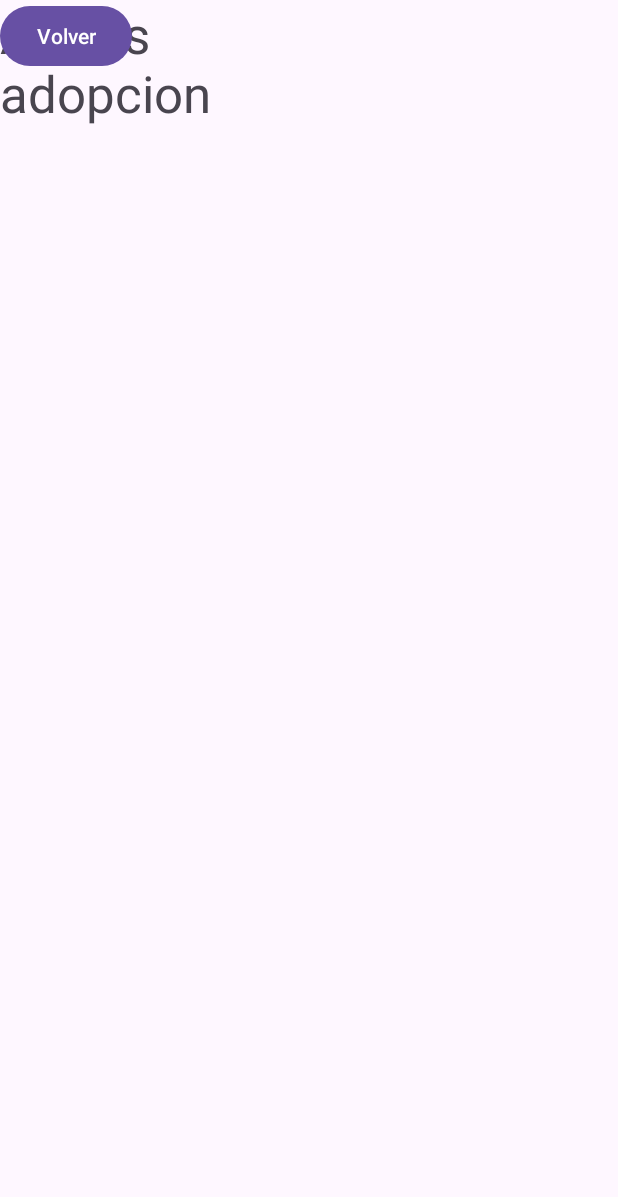
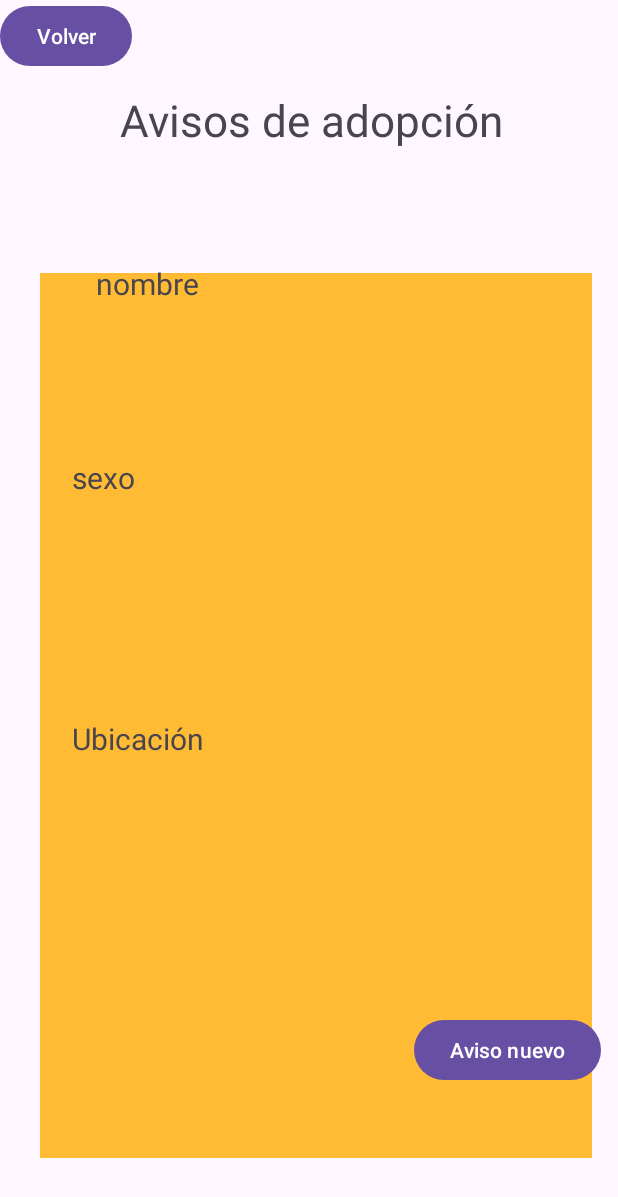
Before and after one commit to ElWnConLag/InstaPet, an Android app: the avisosAdopcion screen opened directly, with no data from a screen before it, on a phone screen of 412 x 824 dp. Shown: the top 1197 px of the screen. Run offline under Robolectric (Android 15) with nearby library versions, the phone set to English and light mode, and no system bars; our stand-ins replace Firebase (no records; nobody signed in at launch, a user with empty details on screens opened directly).

Commit message:
parte sesar

```diff
--- a/app/build.gradle.kts
+++ b/app/build.gradle.kts
@@ -51,4 +51,8 @@ dependencies {
     implementation("com.google.firebase:firebase-storage:20.2.1")
     implementation ("com.squareup.picasso:picasso:2.71828")
     implementation("com.google.firebase:firebase-database")
+    implementation("com.squareup.picasso:picasso:2.8")
+
+
+
 }
--- a/app/src/main/AndroidManifest.xml
+++ b/app/src/main/AndroidManifest.xml
@@ -1,6 +1,8 @@
 <?xml version="1.0" encoding="utf-8"?>
 <manifest xmlns:android="http://schemas.android.com/apk/res/android"
     xmlns:tools="http://schemas.android.com/tools">
+    <uses-permission android:name="android.permission.READ_EXTERNAL_STORAGE" />
+
 
     <application
         android:allowBackup="true"
@@ -12,6 +14,9 @@
         android:supportsRtl="true"
         android:theme="@style/Theme.InstaPet"
         tools:targetApi="31">
+        <activity
+            android:name=".agregarAviso"
+            android:exported="false" />
         <activity
             android:name=".Ajustes"
             android:exported="false" />
--- a/app/src/main/java/insta/pet/instapet/avisosAdopcion.java
+++ b/app/src/main/java/insta/pet/instapet/avisosAdopcion.java
@@ -1,14 +1,32 @@
 package insta.pet.instapet;
 
+import androidx.annotation.NonNull;
 import androidx.appcompat.app.AppCompatActivity;
 
 import android.content.Intent;
 import android.os.Bundle;
 import android.view.View;
 import android.widget.Button;
+import android.widget.TextView;
+
+import com.google.firebase.database.DataSnapshot;
+import com.google.firebase.database.DatabaseError;
+import com.google.firebase.database.DatabaseReference;
+import com.google.firebase.database.FirebaseDatabase;
+import com.google.firebase.database.ValueEventListener;
 
 public class avisosAdopcion extends AppCompatActivity {
+
+    private TextView editTextNombrePerro;
+
+    private TextView sexoPerro;
+
+    private TextView ubicacionPerro;
+
+    private DatabaseReference mDataBase;
     Button Volver;
+    Button agregarAvisoo;
+
 
     @Override
     protected void onCreate(Bundle savedInstanceState) {
@@ -16,6 +34,59 @@ public class avisosAdopcion extends AppCompatActivity {
         setContentView(R.layout.activity_avisos_adopcion);
 
         Volver = findViewById(R.id.volverAdopcion);
+        agregarAvisoo = findViewById(R.id.agregarAvisoo);
+        editTextNombrePerro = (TextView) findViewById(R.id.perroNombre);
+        sexoPerro = (TextView)findViewById(R.id.sexoPerroAviso);
+        ubicacionPerro = (TextView)findViewById(R.id.ubicacionPerro);
+        mDataBase = FirebaseDatabase.getInstance().getReference("DatosPerro");
+
+
+        mDataBase.child("nombrePerro").addValueEventListener(new ValueEventListener() {
+            @Override
+            public void onDataChange(@NonNull DataSnapshot dataSnapshot) {
+                if (dataSnapshot.exists()) {
+                    String nombre = dataSnapshot.getValue().toString();
+                    editTextNombrePerro.setText("El nombre es: " + nombre);
+                }
+            }
+
+            @Override
+            public void onCancelled(@NonNull DatabaseError error) {
+
+            }
+        });
+
+        mDataBase.child("sexo").addValueEventListener(new ValueEventListener() {
+            @Override
+            public void onDataChange(@NonNull DataSnapshot dataSnapshot) {
+                if (dataSnapshot.exists()) {
+                    String sexo = dataSnapshot.getValue().toString();
+                    sexoPerro.setText("El sexo es: " + sexo);
+                }
+            }
+
+            @Override
+            public void onCancelled(@NonNull DatabaseError error) {
+
+            }
+        });
+
+        mDataBase.child("ubicacion").addValueEventListener(new ValueEventListener() {
+            @Override
+            public void onDataChange(@NonNull DataSnapshot dataSnapshot) {
+                if (dataSnapshot.exists()) {
+                    String ubicacion = dataSnapshot.getValue().toString();
+                    ubicacionPerro.setText("Ubicacion: " + ubicacion);
+                }
+            }
+
+            @Override
+            public void onCancelled(@NonNull DatabaseError error) {
+
+            }
+        });
+
+
 
         Volver.setOnClickListener(new View.OnClickListener() {
             @Override
@@ -24,6 +95,18 @@ public class avisosAdopcion extends AppCompatActivity {
                 startActivity(intent);
             }
         });
+        agregarAvisoo.setOnClickListener(new View.OnClickListener() {
+            @Override
+            public void onClick(View v) {
+                Intent intent = new Intent(avisosAdopcion.this, agregarAviso.class);
+                startActivity(intent);
+                    }
+                }
+
+
+        );
 
     }
+
+
 }
--- a/app/src/main/res/layout/activity_avisos_adopcion.xml
+++ b/app/src/main/res/layout/activity_avisos_adopcion.xml
@@ -6,20 +6,89 @@
     android:layout_height="match_parent"
     tools:context=".avisosAdopcion">
 
-    <TextView
-        android:id="@+id/textView2"
-        android:layout_width="158dp"
-        android:layout_height="98dp"
-        android:text="Avisos adopcion"
-        android:textSize="34sp"
-        tools:layout_editor_absoluteX="134dp"
-        tools:layout_editor_absoluteY="213dp" />
+
+    <View
+        android:id="@+id/orangeBox1"
+        android:layout_width="368dp"
+        android:layout_height="590dp"
+        android:background="@android:color/holo_orange_light"
+        app:layout_constraintBottom_toBottomOf="parent"
+        app:layout_constraintEnd_toEndOf="parent"
+        app:layout_constraintHorizontal_bias="0.6"
+        app:layout_constraintStart_toStartOf="parent"
+        app:layout_constraintTop_toTopOf="parent"
+        app:layout_constraintVertical_bias="0.778" />
 
     <Button
         android:id="@+id/volverAdopcion"
         android:layout_width="wrap_content"
         android:layout_height="wrap_content"
         android:text="Volver"
-        tools:layout_editor_absoluteX="16dp"
-        tools:layout_editor_absoluteY="16dp" />
+        app:layout_constraintStart_toStartOf="parent"
+        app:layout_constraintTop_toTopOf="parent" />
+
+    <Button
+        android:id="@+id/agregarAvisoo"
+        android:layout_width="wrap_content"
+        android:layout_height="wrap_content"
+        android:layout_marginStart="276dp"
+        android:layout_marginTop="628dp"
+        android:text="Aviso nuevo"
+        app:layout_constraintStart_toStartOf="parent"
+        app:layout_constraintTop_toBottomOf="@+id/volverAdopcion" />
+
+    <TextView
+        android:id="@+id/avisosMascotas"
+        android:layout_width="wrap_content"
+        android:layout_height="wrap_content"
+        android:layout_marginStart="80dp"
+        android:layout_marginTop="60dp"
+        android:text="Avisos de adopción"
+        android:textSize="29sp"
+        app:layout_constraintStart_toStartOf="parent"
+        app:layout_constraintTop_toTopOf="parent" />
+
+    <ImageView
+        android:id="@+id/perroImagen"
+        android:layout_width="wrap_content"
+        android:layout_height="wrap_content"
+        android:layout_marginStart="140dp"
+        android:layout_marginTop="24dp"
+        app:layout_constraintStart_toStartOf="parent"
+        app:layout_constraintTop_toBottomOf="@+id/avisosMascotas"
+        tools:srcCompat="@tools:sample/avatars" />
+
+    <TextView
+        android:id="@+id/perroNombre"
+        android:layout_width="282dp"
+        android:layout_height="49dp"
+        android:layout_marginStart="64dp"
+        android:layout_marginTop="52dp"
+        android:text="nombre"
+        android:textSize="20dp"
+        app:layout_constraintStart_toStartOf="parent"
+        app:layout_constraintTop_toBottomOf="@+id/perroImagen" />
+
+    <TextView
+        android:id="@+id/sexoPerroAviso"
+        android:layout_width="195dp"
+        android:layout_height="58dp"
+        android:layout_marginStart="48dp"
+        android:layout_marginTop="80dp"
+        android:text="sexo"
+        android:textSize="20dp"
+        app:layout_constraintStart_toStartOf="parent"
+        app:layout_constraintTop_toBottomOf="@+id/perroNombre" />
+
+    <TextView
+        android:id="@+id/ubicacionPerro"
+        android:layout_width="228dp"
+        android:layout_height="33dp"
+        android:layout_marginStart="48dp"
+        android:layout_marginTop="116dp"
+        android:text="Ubicación"
+        android:textSize="20dp"
+        app:layout_constraintStart_toStartOf="parent"
+        app:layout_constraintTop_toBottomOf="@+id/sexoPerroAviso" />
+
 </androidx.constraintlayout.widget.ConstraintLayout>
--- a/build.gradle.kts
+++ b/build.gradle.kts
@@ -2,4 +2,5 @@
 plugins {
     id("com.android.application") version "8.1.0" apply false
     id("com.google.gms.google-services") version "4.3.15" apply false
+
 }
```
Also changed, not shown: app/src/main/java/insta/pet/instapet/agregarAviso.java (added, +213 -0 lines), app/src/main/res/layout/activity_agregar_aviso.xml (added, +133 -0 lines).
